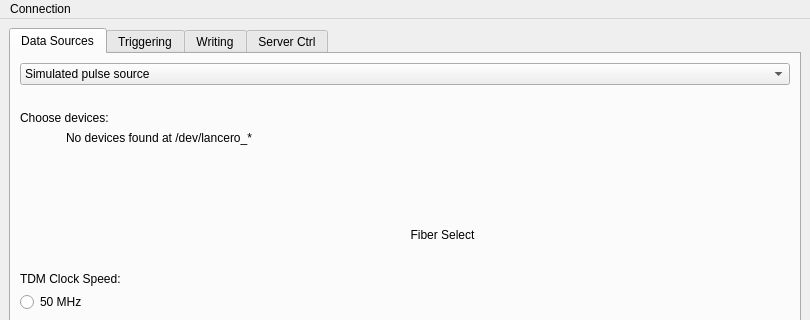
Above: dc.ui from usnistgov/dastardcommander before the change; both pictures show x 0 to 810 and y 0 to 320 of the 810 by 600 pixel window. Below: the same form after it.
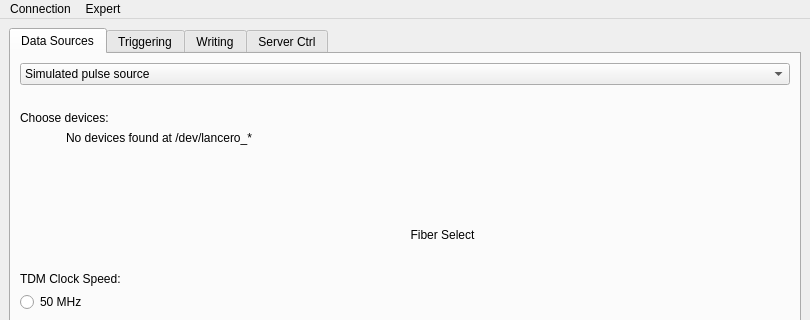
That is the form after the change. Icons and pictures are not drawn.

Commit message: LoadProjectorsBasis in Expert

Patch:
```diff
--- a/dc.ui
+++ b/dc.ui
@@ -610,7 +610,14 @@
     <addaction name="actionDisconnect"/>
     <addaction name="actionQuit"/>
    </widget>
+   <widget class="QMenu" name="menuExpert">
+    <property name="title">
+     <string>Expert</string>
+    </property>
+    <addaction name="actionLoad_Projectors_Basis"/>
+   </widget>
    <addaction name="menuConnection"/>
+   <addaction name="menuExpert"/>
   </widget>
   <widget class="QStatusBar" name="statusbar"/>
   <action name="actionDisconnect">
```
Left out of the diff: 5 changed lines with no effect on the pictures. The commit also changes 3 other files.
